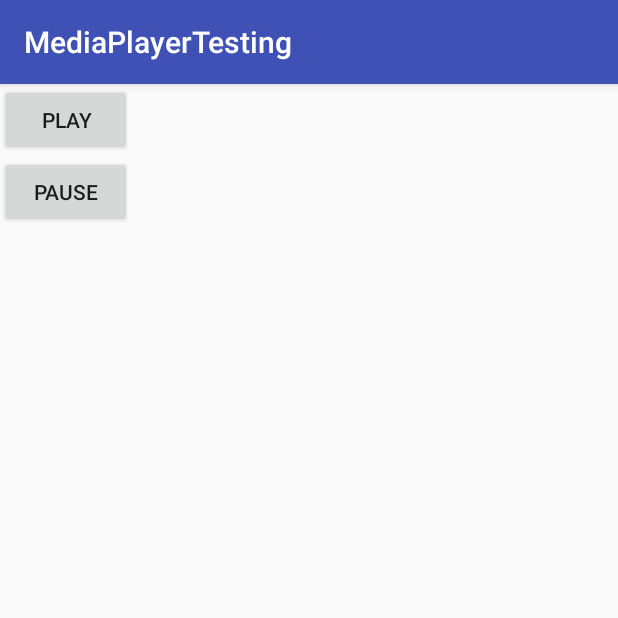
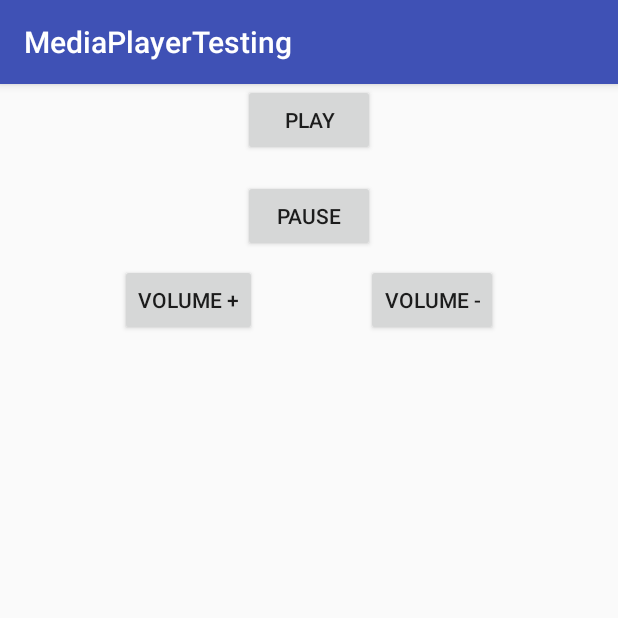
Before and after one commit to Kristijan22/MediaPlayerSampleApp, an Android app: the screen it shows after launch (MainActivity), on a phone screen of 412 x 824 dp, the top half of it. Run offline under Robolectric (Android 15) with nearby library versions, the phone set to English and light mode, and no system bars.

Commit message:
Play, Pause, Volume+ and Volume-

```diff
--- a/app/src/main/java/com/example/krisvido/mediaplayertesting/MainActivity.java
+++ b/app/src/main/java/com/example/krisvido/mediaplayertesting/MainActivity.java
@@ -1,13 +1,54 @@
 package com.example.krisvido.mediaplayertesting;
 
+import android.media.MediaPlayer;
 import android.support.v7.app.AppCompatActivity;
 import android.os.Bundle;
+import android.view.View;
+import android.widget.Button;
+import android.widget.SeekBar;
 
 public class MainActivity extends AppCompatActivity {
+
 
     @Override
     protected void onCreate(Bundle savedInstanceState) {
         super.onCreate(savedInstanceState);
         setContentView(R.layout.activity_main);
+        final MediaPlayer mediaPlayer = MediaPlayer.create(this, R.raw.sampleaudio04mb);
+        Button playButton = (Button) findViewById(R.id.PlayButton);
+        playButton.setOnClickListener(new View.OnClickListener()
+        {
+            @Override
+            public void onClick(View v) {
+                mediaPlayer.start();
+            }
+        });
+
+        Button pauseButton = (Button) findViewById(R.id.PauseButton);
+        pauseButton.setOnClickListener(new View.OnClickListener()
+        {
+            @Override
+            public void onClick(View v) {
+                mediaPlayer.pause();
+            }
+        });
+
+        Button plusButton = (Button) findViewById(R.id.VolumePlus);
+        plusButton.setOnClickListener(new View.OnClickListener()
+        {
+            @Override
+            public void onClick(View v) {
+                mediaPlayer.setVolume(1.0f,1.0f);
+            }
+        });
+
+        Button minusButton = (Button) findViewById(R.id.VolumeMinus);
+        minusButton.setOnClickListener(new View.OnClickListener()
+        {
+            @Override
+            public void onClick(View v) {
+                mediaPlayer.setVolume(0.1f,0.1f);
+            }
+        });
     }
 }
--- a/app/src/main/res/layout/activity_main.xml
+++ b/app/src/main/res/layout/activity_main.xml
@@ -7,16 +7,50 @@
     tools:context=".MainActivity">
 
     <Button
+        android:id="@+id/PlayButton"
         android:layout_width="wrap_content"
         android:layout_height="wrap_content"
-        android:id="@+id/PlayButton"
-        android:text="Play" />
+        android:text="Play"
+        app:layout_constraintEnd_toEndOf="parent"
+        app:layout_constraintHorizontal_bias="0.5"
+        app:layout_constraintStart_toStartOf="parent"
+        tools:layout_editor_absoluteY="16dp" />
 
     <Button
+        android:id="@+id/PauseButton"
         android:layout_width="wrap_content"
         android:layout_height="wrap_content"
+        android:layout_marginTop="16dp"
         android:text="Pause"
-        android:id="@+id/PauseButton"
-        app:layout_constraintTop_toBottomOf="@id/PlayButton"/>
+        app:layout_constraintEnd_toEndOf="parent"
+        app:layout_constraintHorizontal_bias="0.5"
+        app:layout_constraintStart_toStartOf="parent"
+        app:layout_constraintTop_toBottomOf="@id/PlayButton" />
+
+    <Button
+        android:id="@+id/VolumePlus"
+        android:layout_width="wrap_content"
+        android:layout_height="wrap_content"
+        android:layout_marginLeft="8dp"
+        android:layout_marginStart="8dp"
+        android:layout_marginTop="8dp"
+        android:text="Volume +"
+        app:layout_constraintEnd_toStartOf="@+id/VolumeMinus"
+        app:layout_constraintHorizontal_bias="0.283"
+        app:layout_constraintStart_toStartOf="parent"
+        app:layout_constraintTop_toBottomOf="@+id/PauseButton" />
+
+    <Button
+        android:id="@+id/VolumeMinus"
+        android:layout_width="wrap_content"
+        android:layout_height="wrap_content"
+        android:layout_marginEnd="8dp"
+        android:layout_marginRight="8dp"
+        android:layout_marginTop="8dp"
+        android:text="Volume -"
+        app:layout_constraintEnd_toEndOf="parent"
+        app:layout_constraintHorizontal_bias="0.5"
+        app:layout_constraintStart_toEndOf="@+id/VolumePlus"
+        app:layout_constraintTop_toBottomOf="@+id/PauseButton" />
 
 </android.support.constraint.ConstraintLayout>
```
Also changed, not shown: 2 other files.
